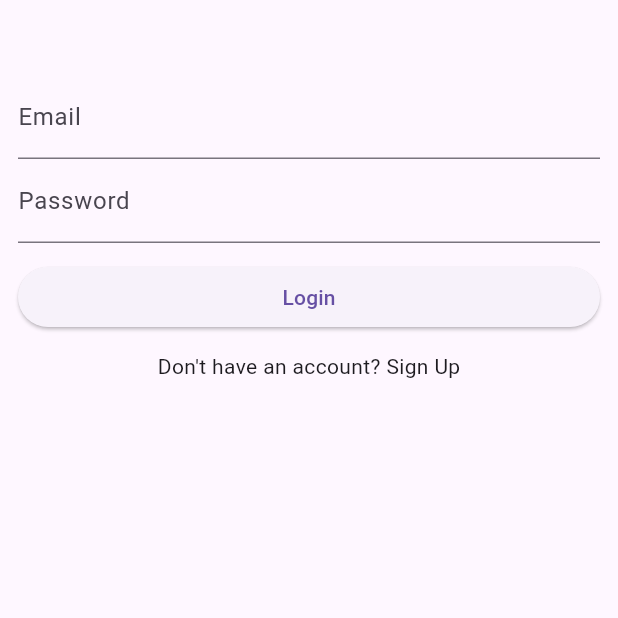
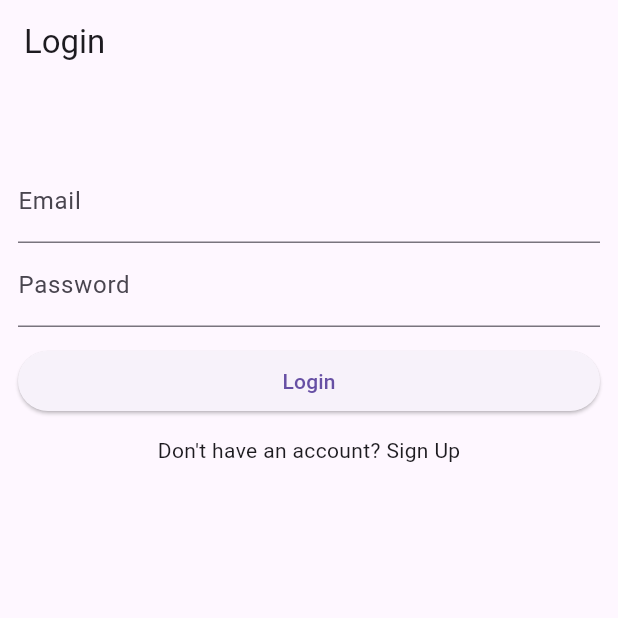
Before and after one commit to ms-renadev/flutter_application_agila, a Flutter app: the screen it shows after launch, on a phone screen of 412 x 824 dp, the top half of it. Run offline on Flutter 3.47's test engine with Material 3 defaults, Android fonts, the phone set to English and light mode, and no system bars; our stand-ins replace supabase_flutter; accounts and stored records are empty.

Commit message:
hide the password wusing obscureText: true

```diff
--- a/lib/pages/login_page.dart
+++ b/lib/pages/login_page.dart
@@ -41,6 +41,9 @@ class _LoginPageState extends State<LoginPage> {
   @override
   Widget build(BuildContext context) {
     return Scaffold(
+      appBar: AppBar(
+        title: const Text("Login"),
+      ),
       body: ListView(
         padding: const EdgeInsets.symmetric(horizontal: 12, vertical: 50),
         children: [
--- a/lib/pages/register_page.dart
+++ b/lib/pages/register_page.dart
@@ -63,6 +63,7 @@ class _RegisterPageState extends State<RegisterPage> {
           TextField(
               controller: _passwordController,
               decoration: const InputDecoration(labelText: "Password"),
+              obscureText: true,
           ),
 
           //confirm password
```
Also changed, not shown: lib/pages/profile_page.dart (+11 -2 lines).
